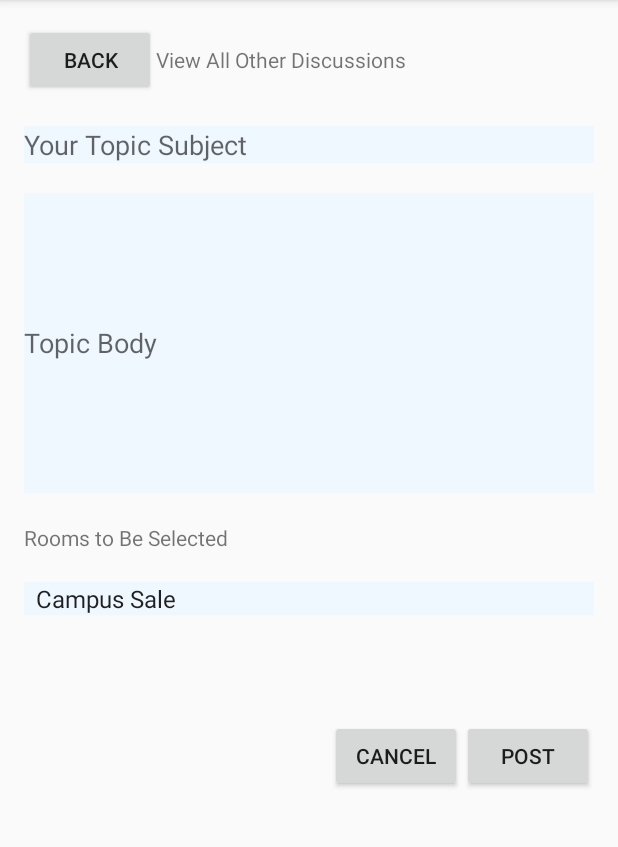
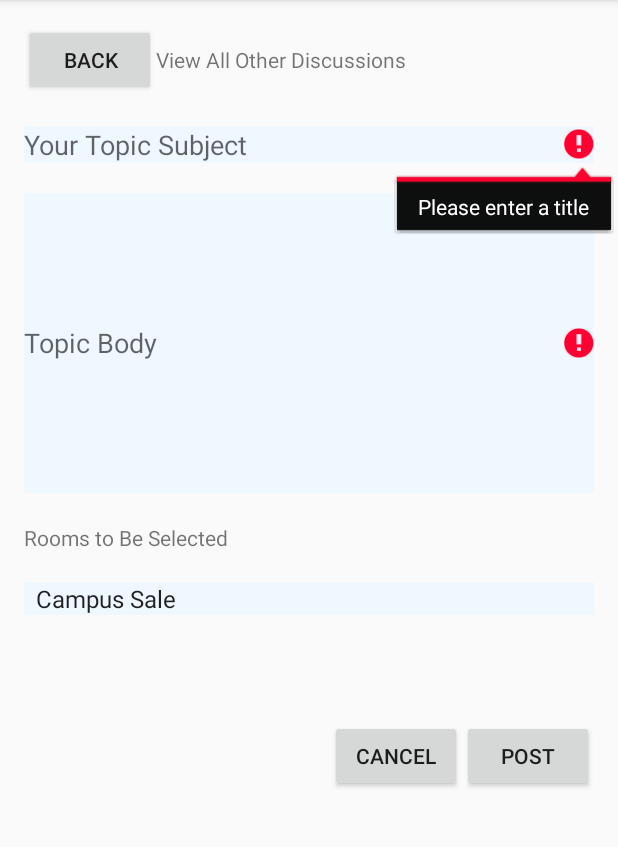
Before and after one commit to joseph287/MSUNOW, an Android app: the UserInputActivity screen opened directly, with no data from a screen before it, after a tap on "POST", on a phone screen of 412 x 824 dp, the part 84-931 px from its top. Run offline under Robolectric (Android 15) with nearby library versions, the phone set to English and light mode, and no system bars; our stand-ins replace Firebase (no records; nobody signed in at launch, a user with empty details on screens opened directly).

Commit message:
Change Error msg for input password.
Add Error msg for "UserInputActivity".Previously it was not showing error if text was not entered in the body and if the user cliced on post it did not add the entry to db.

Change the topic body edittext to multiline.

```diff
--- a/app/src/main/java/com/example/rasen/msunow/RegisterActivity.java
+++ b/app/src/main/java/com/example/rasen/msunow/RegisterActivity.java
@@ -201,7 +201,7 @@ public class RegisterActivity extends AppCompatActivity {
         // Password validation, minimum 6 characters required
         String passwordPattern = "(?=.*[A-Za-z])(?=.*?[0-9])(?=.*?[#?!@$%^&*-]).{6,}$";
         if (TextUtils.isEmpty(password) || !(password.matches(passwordPattern))) {
-            etPassword.setError("Password should include numbers and characters with min length 6");
+            etPassword.setError("Password with min length should include a-z/A-z,special char & no.");
             isValid = false;
 
         }
--- a/app/src/main/java/com/example/rasen/msunow/UserInputActivity.java
+++ b/app/src/main/java/com/example/rasen/msunow/UserInputActivity.java
@@ -8,6 +8,7 @@ import android.content.Intent;
 import android.content.SharedPreferences;
 import android.support.v7.app.AppCompatActivity;
 import android.os.Bundle;
+import android.text.TextUtils;
 import android.view.View;
 import android.widget.AdapterView;
 import android.widget.ArrayAdapter;
@@ -75,7 +76,6 @@ public class UserInputActivity extends AppCompatActivity {
         adapter.setDropDownViewResource(android.R.layout.simple_spinner_dropdown_item);
         spinner.setAdapter(adapter);
 
-
         spinner.setOnItemSelectedListener(new AdapterView.OnItemSelectedListener() {
             @Override
             public void onItemSelected(AdapterView<?> parent, View view, int position, long id) {
@@ -116,8 +116,8 @@ public class UserInputActivity extends AppCompatActivity {
         //this can be replaced by user in login
        //author = "user1@montclair.edu";
         author= shprefs.getString(Utils.CURRUSER, "the user's email");
-
-        if(!input_room.equals("")&&!input_body.equals("")&&!author.equals("")) {
+        if(dataInserted(input_title,input_body)) {
+            if (!input_room.equals("") && !input_body.equals("") && !author.equals("")) {
 
                 time = getCurrentTime();
                 photoURL = null;
@@ -128,10 +128,26 @@ public class UserInputActivity extends AppCompatActivity {
                 dialog.show();
 
             } else {
-            Toast.makeText(this, "Please say something" , Toast.LENGTH_LONG);
+                Toast.makeText(this, "Please say something", Toast.LENGTH_LONG);
+            }
         }
 
     }
+
+    private boolean dataInserted(String input_title, String input_body) {
+        Boolean isValid = true;
+
+        if(TextUtils.isEmpty(input_title)){
+            title.setError("Please enter a title");
+            isValid = false;
+        }
+        if(TextUtils.isEmpty(input_body)){
+            body.setError("Please enter a body");
+            isValid = false;
+        }
+        return isValid;
+    }
+
     public String getCurrentTime(){
         SimpleDateFormat format = new SimpleDateFormat(Utils.DATEFORMAT);
         return format.format(Calendar.getInstance().getTime());
--- a/app/src/main/res/layout/activity_user_input.xml
+++ b/app/src/main/res/layout/activity_user_input.xml
@@ -66,7 +66,7 @@
         android:ems="10"
         android:hint="@string/topic_body"
         android:imeOptions="actionNext"
-        android:inputType="text" />
+        android:inputType="textMultiLine" />
 
     <TextView
         android:id="@+id/room_name"
@@ -87,7 +87,8 @@
         android:layout_width="match_parent"
         android:layout_height="wrap_content"
         android:layout_marginBottom="20dp"
-        android:background="@color/colorGrey" />
+        android:background="@color/colorGrey"
+        android:spinnerMode="dropdown"/>
 
     <LinearLayout
         android:layout_width="wrap_content"
```
Lines whose indentation alone changed are shown as unchanged.
